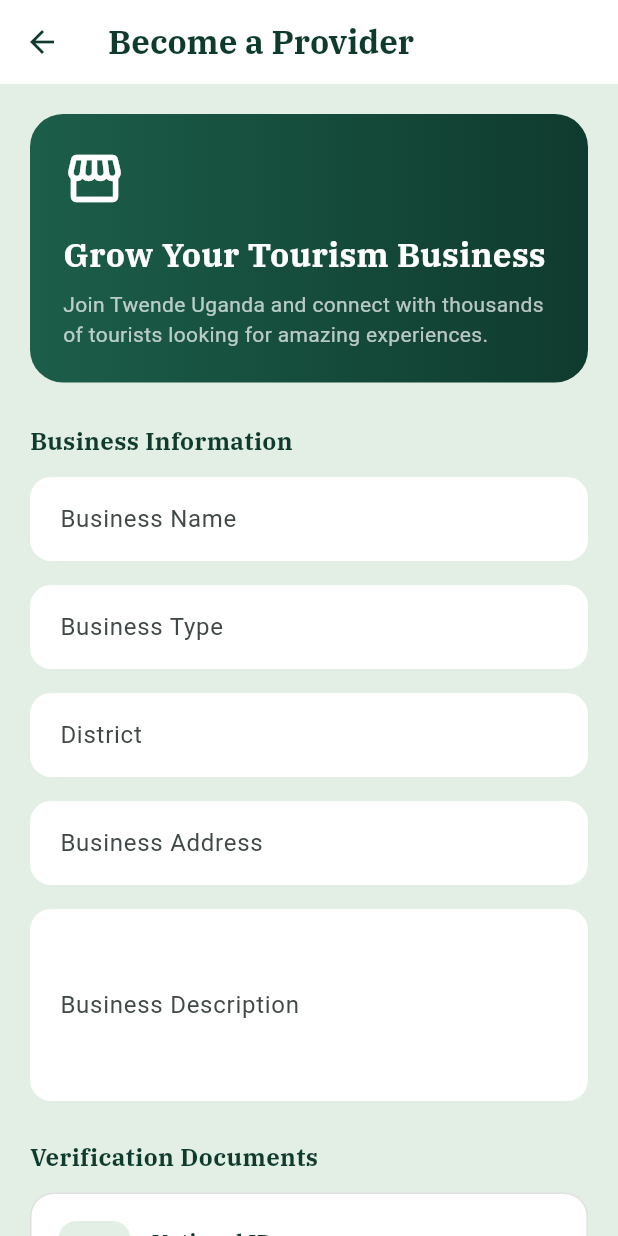
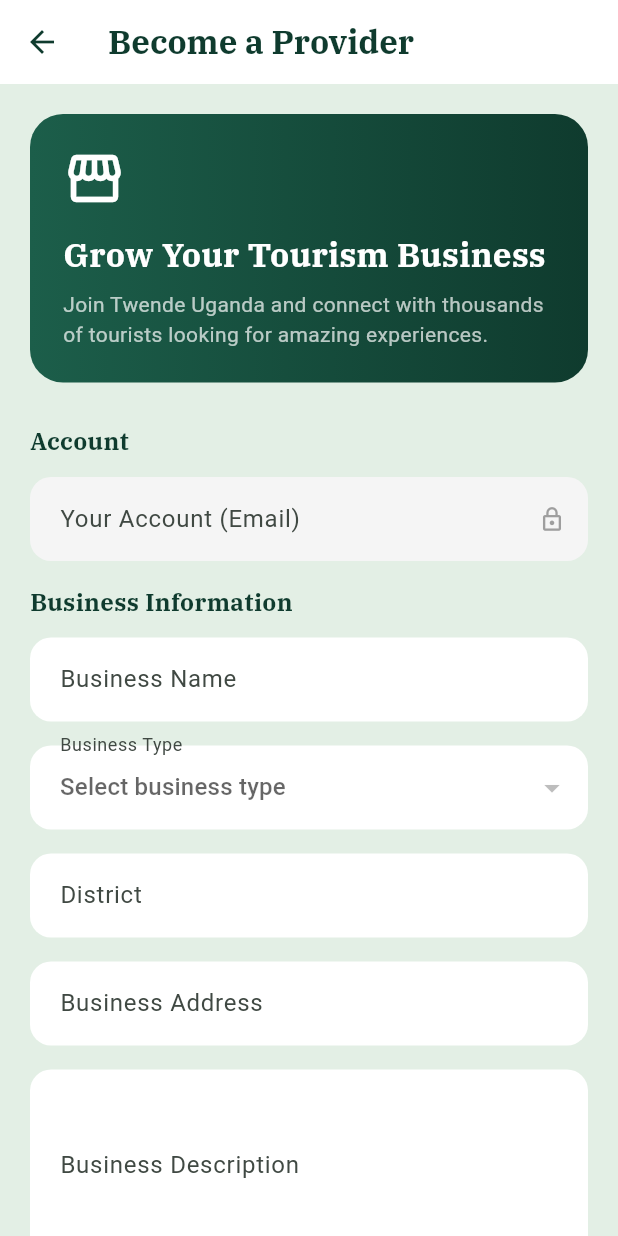
Before and after one commit to ayomi-20/final-year-flutter-app, a Flutter app: the ProfileScreen screen opened directly, after a tap on "Become a Service Provider", on a phone screen of 412 x 824 dp. Run offline on Flutter 3.47's test engine with Material 3 defaults, Android fonts, the phone set to English and light mode, and no system bars; our stand-ins replace file_picker, shared_preferences; missing offline and left inert: dart:html; accounts and stored records are empty; network calls fail.

Commit message:
improved my provider signup flow

```diff
--- a/lib/screens/profile_screen.dart
+++ b/lib/screens/profile_screen.dart
@@ -46,8 +46,24 @@
   }
 
   String get _roleLabel {
-    final role = _user?['role']?['display_name'] as String?;
-    return role ?? 'Tourist';
+    final role = _user?['role'];
+    if (role == null) return 'Tourist';
+    // If role is an object with display_name
+    if (role is Map) {
+      return (role['display_name'] as String?) ?? 'Tourist';
+    }
+    // If role is a plain string
+    if (role is String) {
+      switch (role) {
+        case 'provider':
+          return 'Provider';
+        case 'admin':
+          return 'Admin';
+        default:
+          return 'Tourist';
+      }
+    }
+    return 'Tourist';
   }
 
   Future<void> _logout() async {
@@ -59,21 +75,19 @@
           style: TextStyle(
             fontFamily: 'IBMPlexSerif',
             fontWeight: FontWeight.w700,
-              color: _green),
+            color: _green,
           ),
-        content:
-            const Text('Are you sure you want to log out?'),
+        ),
+        content: const Text('Are you sure you want to log out?'),
         actions: [
           TextButton(
             onPressed: () => Navigator.pop(context, false),
-            child: const Text('Cancel',
-                style: TextStyle(color: Colors.grey)),
+            child: const Text('Cancel', style: TextStyle(color: Colors.grey)),
           ),
           ElevatedButton(
             style: ElevatedButton.styleFrom(backgroundColor: _green),
             onPressed: () => Navigator.pop(context, true),
-            child: const Text('Log Out',
-                style: TextStyle(color: Colors.white)),
+            child: const Text('Log Out', style: TextStyle(color: Colors.white)),
           ),
         ],
       ),
@@ -85,8 +99,7 @@
     if (!mounted) return;
 
     Navigator.of(context).pushAndRemoveUntil(
-      MaterialPageRoute(
-          builder: (_) => const AuthenticationScreen()),
+      MaterialPageRoute(builder: (_) => const AuthenticationScreen()),
       (_) => false,
     );
   }
@@ -122,7 +135,9 @@
                   Container(
                     width: double.infinity,
                     padding: const EdgeInsets.symmetric(
-                        vertical: 28, horizontal: 20),
+                      vertical: 28,
+                      horizontal: 20,
+                    ),
                     decoration: BoxDecoration(
                       color: _green,
                       borderRadius: BorderRadius.circular(20),
@@ -155,12 +170,16 @@
                         Text(
                           _user?['email'] as String? ?? '',
                           style: const TextStyle(
-                              fontSize: 13, color: Colors.white70),
+                            fontSize: 13,
+                            color: Colors.white70,
+                          ),
                         ),
                         const SizedBox(height: 10),
                         Container(
                           padding: const EdgeInsets.symmetric(
-                              horizontal: 14, vertical: 5),
+                            horizontal: 14,
+                            vertical: 5,
+                          ),
                           decoration: BoxDecoration(
                             color: Colors.white.withOpacity(0.2),
                             borderRadius: BorderRadius.circular(20),
@@ -207,12 +226,16 @@
                   // ── Become a provider CTA (only for tourists) ────────
                   if (_roleLabel == 'Tourist')
                     GestureDetector(
-                      onTap: () => Navigator.push(
+                      onTap: () async {
+                        await Navigator.push(
                           context,
                           MaterialPageRoute(
                             builder: (_) => const ProviderSignupScreen(),
                           ),
-                      ),
+                        );
+                        // Refresh user data when returning
+                        _loadUser();
+                      },
                       child: Container(
                         width: double.infinity,
                         padding: const EdgeInsets.all(18),
@@ -232,8 +255,11 @@
                                 color: Colors.white.withOpacity(0.15),
                                 borderRadius: BorderRadius.circular(12),
                               ),
-                              child: const Icon(Icons.storefront_outlined,
-                                  color: Colors.white, size: 24),
+                              child: const Icon(
+                                Icons.storefront_outlined,
+                                color: Colors.white,
+                                size: 24,
+                              ),
                             ),
                             const SizedBox(width: 14),
                             const Expanded(
@@ -254,13 +280,17 @@
                                     'List your services and reach thousands of tourists',
                                     style: TextStyle(
                                       fontSize: 12,
-                                        color: Colors.white70),
+                                      color: Colors.white70,
+                                    ),
                                   ),
                                 ],
                               ),
                             ),
-                            const Icon(Icons.arrow_forward_ios,
-                                color: Colors.white70, size: 16),
+                            const Icon(
+                              Icons.arrow_forward_ios,
+                              color: Colors.white70,
+                              size: 16,
+                            ),
                           ],
                         ),
                       ),
@@ -305,7 +335,8 @@
                       style: OutlinedButton.styleFrom(
                         side: const BorderSide(color: Colors.red, width: 1.5),
                         shape: RoundedRectangleBorder(
-                            borderRadius: BorderRadius.circular(14)),
+                          borderRadius: BorderRadius.circular(14),
+                        ),
                       ),
                       onPressed: _logout,
                       icon: const Icon(Icons.logout, color: Colors.red),
@@ -382,7 +413,8 @@
                         const Divider(
                           height: 1,
                           indent: 54,
-                            color: Color(0xFFF0F0F0)),
+                          color: Color(0xFFF0F0F0),
+                        ),
                     ],
                   ),
                 )
@@ -464,8 +496,7 @@
   @override
   Widget build(BuildContext context) {
     return ListTile(
-      contentPadding:
-          const EdgeInsets.symmetric(horizontal: 16, vertical: 2),
+      contentPadding: const EdgeInsets.symmetric(horizontal: 16, vertical: 2),
       leading: Icon(icon, color: _green, size: 20),
       title: Text(
         label,
@@ -476,8 +507,11 @@
           color: _green,
         ),
       ),
-      trailing: const Icon(Icons.arrow_forward_ios,
-          color: Colors.grey, size: 14),
+      trailing: const Icon(
+        Icons.arrow_forward_ios,
+        color: Colors.grey,
+        size: 14,
+      ),
       onTap: onTap,
     );
   }
--- a/lib/screens/provider_signup_screen.dart
+++ b/lib/screens/provider_signup_screen.dart
@@ -3,6 +3,7 @@
 import 'package:flutter/foundation.dart';
 import 'package:flutter/material.dart';
 import '../services/provider_service.dart';
+import '../services/auth_service.dart';
 
 // Web-only import
 import 'upload_helper_stub.dart'
@@ -15,15 +16,23 @@
   State<ProviderSignupScreen> createState() => _ProviderSignupScreenState();
 }
 
+
+
 class _ProviderSignupScreenState extends State<ProviderSignupScreen> {
   final _formKey = GlobalKey<FormState>();
   final _providerService = ProviderService();
+  final _auth = AuthService();
 
   final businessNameController = TextEditingController();
-  final businessTypeController = TextEditingController();
+  // final businessTypeController = TextEditingController();
   final districtController = TextEditingController();
   final addressController = TextEditingController();
   final descriptionController = TextEditingController();
+
+  String? _selectedCategoryName;
+List<Map<String, dynamic>> _categories = [];
+Map<String, dynamic>? _currentUser;
+bool _loadingInit = true;
 
   // Picked files stored as raw bytes + filename
   Uint8List? _nationalIdBytes;
@@ -41,9 +50,27 @@
   static const Color lightGreen = Color(0xFFE3EFE5);
 
   @override
+void initState() {
+  super.initState();
+  _initScreen();
+}
+
+Future<void> _initScreen() async {
+  final results = await Future.wait([
+    _auth.getUser(),
+    _providerService.getCategories(),
+  ]);
+  setState(() {
+    _currentUser = results[0] as Map<String, dynamic>?;
+    _categories = results[1] as List<Map<String, dynamic>>;
+    _loadingInit = false;
+  });
+}
+
+  @override
   void dispose() {
     businessNameController.dispose();
-    businessTypeController.dispose();
+    // businessTypeController.dispose();
     districtController.dispose();
     addressController.dispose();
     descriptionController.dispose();
@@ -101,7 +128,7 @@
 
     final registerResult = await _providerService.register({
       'business_name': businessNameController.text.trim(),
-      'business_type': businessTypeController.text.trim(),
+      'business_type': _selectedCategoryName ?? '',
       'district': districtController.text.trim(),
       'address': addressController.text.trim(),
       'description': descriptionController.text.trim(),
@@ -194,7 +221,9 @@
           ),
         ),
       ),
-      body: SingleChildScrollView(
+      body: _loadingInit
+    ? const Center(child: CircularProgressIndicator(color: green))
+    : SingleChildScrollView(
         padding: const EdgeInsets.all(20),
         child: Form(
           key: _formKey,
@@ -236,9 +265,53 @@
 
               const SizedBox(height: 28),
 
-              _sectionTitle('Business Information'),
-              _inputField('Business Name', businessNameController),
-              _inputField('Business Type', businessTypeController),
+              _sectionTitle('Account'),
+Padding(
+  padding: const EdgeInsets.only(bottom: 16),
+  child: TextFormField(
+    initialValue: _currentUser?['email'] as String? ?? '',
+    readOnly: true,
+    decoration: InputDecoration(
+      labelText: 'Your Account (Email)',
+      filled: true,
+      fillColor: Colors.grey.shade100,
+      contentPadding: const EdgeInsets.symmetric(horizontal: 16, vertical: 16),
+      border: OutlineInputBorder(
+        borderRadius: BorderRadius.circular(14),
+        borderSide: BorderSide.none,
+      ),
+      suffixIcon: const Icon(Icons.lock_outline, color: Colors.grey, size: 18),
+    ),
+    style: const TextStyle(color: Colors.grey),
+  ),
+),
+_sectionTitle('Business Information'),
+_inputField('Business Name', businessNameController),
+Padding(
+  padding: const EdgeInsets.only(bottom: 16),
+  child: DropdownButtonFormField<String>(
+    value: _selectedCategoryName,
+    decoration: InputDecoration(
+      labelText: 'Business Type',
+      filled: true,
+      fillColor: Colors.white,
+      contentPadding: const EdgeInsets.symmetric(horizontal: 16, vertical: 16),
+      border: OutlineInputBorder(
+        borderRadius: BorderRadius.circular(14),
+        borderSide: BorderSide.none,
+      ),
+    ),
+    hint: const Text('Select business type'),
+    items: _categories.map((cat) {
+      return DropdownMenuItem<String>(
+        value: cat['name'] as String,
+        child: Text(cat['name'] as String),
+      );
+    }).toList(),
+    onChanged: (v) => setState(() => _selectedCategoryName = v),
+    validator: (v) => v == null ? 'Please select a business type' : null,
+  ),
+),
               _inputField('District', districtController),
               _inputField('Business Address', addressController),
               _inputField('Business Description', descriptionController,
--- a/lib/services/provider_service.dart
+++ b/lib/services/provider_service.dart
@@ -16,16 +16,48 @@
     };
   }
 
+  Future<List<Map<String, dynamic>>> getCategories() async {
+  try {
+    final headers = await _authHeaders;
+    final response = await http.get(
+      Uri.parse('$baseUrl/categories'),
+      headers: headers,
+    );
+    final decoded = json.decode(response.body);
+    if (decoded is List) {
+      return decoded.cast<Map<String, dynamic>>();
+    }
+    return [];
+  } catch (e) {
+    return [];
+  }
+}
+
   // Step 1: Register business info
-  Future<Map<String, dynamic>> register(Map<String, String> data) async {
+Future<Map<String, dynamic>> register(Map<String, String> data) async {
+  try {
     final headers = await _authHeaders;
     final response = await http.post(
       Uri.parse('$baseUrl/provider/register'),
       headers: headers,
       body: data,
     );
-    return json.decode(response.body);
+
+    print('REGISTER STATUS: ${response.statusCode}');
+    print('REGISTER BODY: ${response.body}');
+
+    final decoded = json.decode(response.body) as Map<String, dynamic>;
+
+    if (response.statusCode == 201 || response.statusCode == 200) {
+      return decoded;
+    } else {
+      return {'error': decoded['message'] ?? 'Registration failed (${response.statusCode})'};
+    }
+  } catch (e) {
+    print('REGISTER ERROR: $e');
+    return {'error': e.toString()};
   }
+}
 
   // Step 2: Upload documents using PlatformFile (from file_picker)
   Future<Map<String, dynamic>> uploadDocuments({
```
Lines whose indentation alone changed are shown as unchanged.
